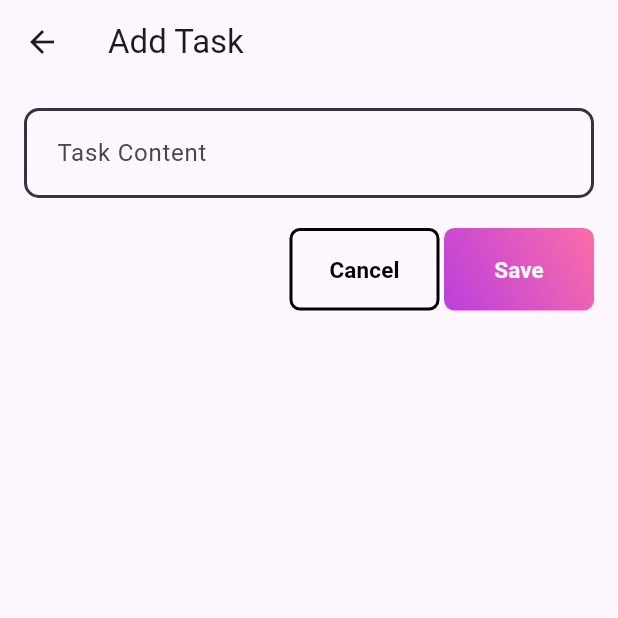
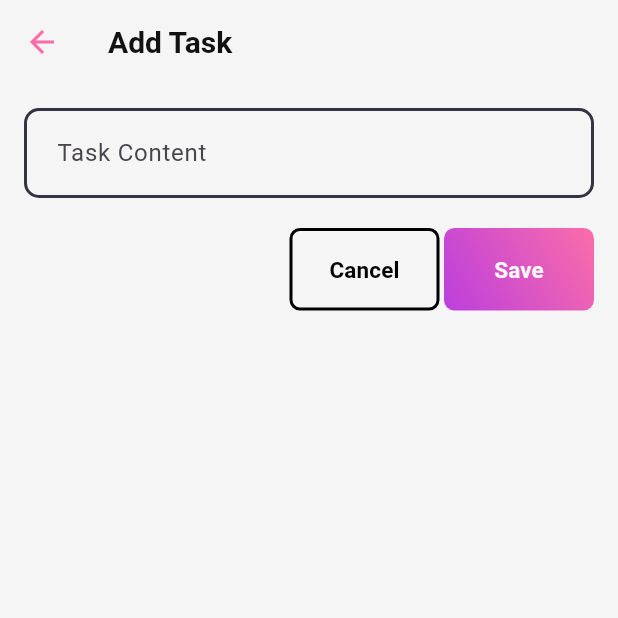
Before and after one commit to Yasitha-Bhanuka/todoenhanzer, a Flutter app: the screen it shows after launch, after a tap on the "add" icon, on a phone screen of 412 x 824 dp, the top half of it. Run offline on Flutter 3.47's test engine with Material 3 defaults, Android fonts, the phone set to English and light mode, and no system bars; our stand-ins replace shared_preferences, sqflite; accounts and stored records are empty.

Commit message:
Make the appBarTheme in the themeProvider.dart file

```diff
--- a/lib/providers/theme_provider.dart
+++ b/lib/providers/theme_provider.dart
@@ -56,6 +56,17 @@ class ThemeProvider extends ChangeNotifier {
       );
 
   static final ThemeData _lightTheme = ThemeData.light().copyWith(
+    scaffoldBackgroundColor: Pallete.whiteColor,
+    appBarTheme: const AppBarTheme(
+      backgroundColor: Pallete.whiteColor,
+      elevation: 0,
+      iconTheme: IconThemeData(color: Pallete.gradient2),
+      titleTextStyle: TextStyle(
+        color: Pallete.backgroundColor,
+        fontSize: 20,
+        fontWeight: FontWeight.bold,
+      ),
+    ),
     iconTheme: const IconThemeData(color: Pallete.gradient2),
     inputDecorationTheme: InputDecorationTheme(
       contentPadding: const EdgeInsets.all(18),
@@ -73,13 +84,20 @@ class ThemeProvider extends ChangeNotifier {
         return const Color.fromARGB(49, 52, 51, 67);
       }),
     ),
-    textTheme: const TextTheme(
-      bodyMedium: TextStyle(color: Colors.black),
-    ),
   );
 
   static final ThemeData _darkTheme = ThemeData.dark().copyWith(
     scaffoldBackgroundColor: Pallete.backgroundColor,
+    appBarTheme: const AppBarTheme(
+      backgroundColor: Pallete.backgroundColor,
+      elevation: 0,
+      iconTheme: IconThemeData(color: Pallete.gradient1),
+      titleTextStyle: TextStyle(
+        color: Pallete.whiteColor,
+        fontSize: 20,
+        fontWeight: FontWeight.bold,
+      ),
+    ),
     iconTheme: const IconThemeData(color: Pallete.gradient1),
     inputDecorationTheme: InputDecorationTheme(
       contentPadding: const EdgeInsets.all(18),
@@ -97,8 +115,8 @@ class ThemeProvider extends ChangeNotifier {
         return Pallete.borderColor;
       }),
     ),
-    textTheme: const TextTheme(
-      bodyMedium: TextStyle(color: Colors.white),
-    ),
+    // textTheme: const TextTheme(
+    //   bodyMedium: TextStyle(color: Colors.white),
+    // ),
   );
 }
--- a/lib/views/Widget/custom_button.dart
+++ b/lib/views/Widget/custom_button.dart
@@ -58,10 +58,10 @@ class CustomCancelButton extends StatelessWidget {
       onPressed: onTap,
       style: OutlinedButton.styleFrom(
         fixedSize: const Size(100, 55),
-        backgroundColor: Colors.transparent, // Transparent background
-        side: BorderSide(color: borderColor, width: 2), // Border styling
+        backgroundColor: Colors.transparent,
+        side: BorderSide(color: borderColor, width: 2),
         shape: RoundedRectangleBorder(
-          borderRadius: BorderRadius.circular(7), // Rounded corners
+          borderRadius: BorderRadius.circular(7),
         ),
       ),
       child: Text(
@@ -69,7 +69,7 @@ class CustomCancelButton extends StatelessWidget {
         style: TextStyle(
           fontSize: 15,
           fontWeight: FontWeight.w600,
-          color: textColor, // Text color based on theme
+          color: textColor,
         ),
       ),
     );
--- a/lib/views/splash_screen.dart
+++ b/lib/views/splash_screen.dart
@@ -20,7 +20,7 @@ class SplashScreenState extends State<SplashScreen> {
       });
     });
 
-    Future.delayed(const Duration(seconds: 5), () {
+    Future.delayed(const Duration(seconds: 2), () {
       if (mounted) {
         Navigator.of(context).pushReplacement(
           MaterialPageRoute(builder: (_) => const HomePage()),
```
Also changed, not shown: lib/views/home_page.dart (+37 -6 lines).
